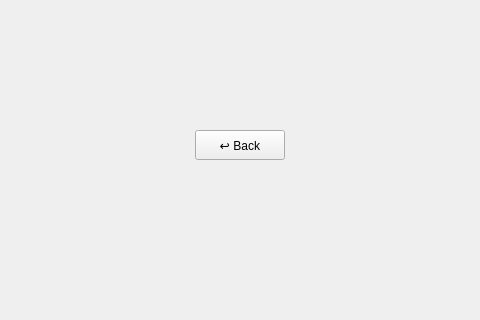
bergamontt/nong-bong, file gui/mainwindow.ui: the form before one commit; both pictures show x 159 to 639 and y 175 to 495 of the 799 by 610 pixel window.
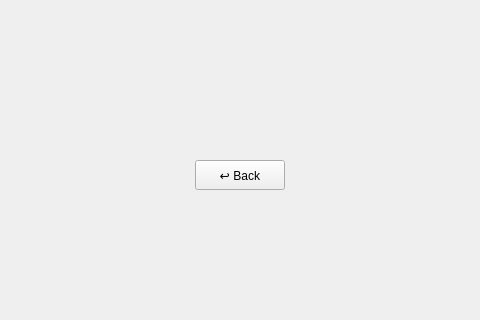
The form after the commit. The open tabs and pages were chosen to show the change. Custom widgets are drawn as their Qt base class.

Commit message: Improved card widget API

```diff
--- a/gui/mainwindow.ui
+++ b/gui/mainwindow.ui
@@ -301,9 +301,9 @@
       <property name="geometry">
        <rect>
         <x>49</x>
-        <y>180</y>
+        <y>240</y>
         <width>701</width>
-        <height>341</height>
+        <height>281</height>
        </rect>
       </property>
       <layout class="QVBoxLayout" name="verticalLayout_9">
```
Left out of the diff: 25 changed lines with no effect on the pictures. The commit also changes 4 other files.
